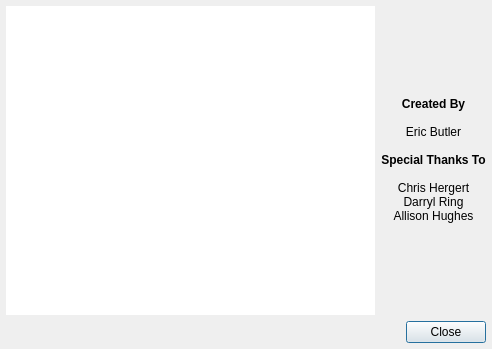
The window that src/Synapse.QtClient/qt-gui/AboutDialog.ui (codebutler/synapse) describes before a commit, drawn with Qt 5.
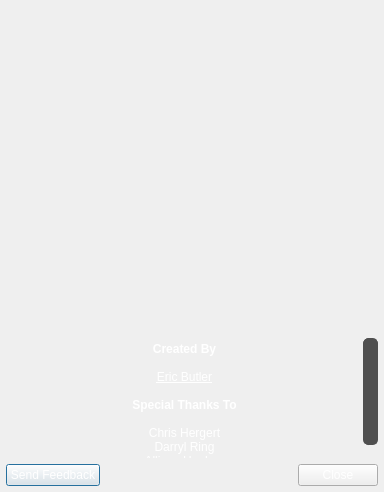
The same window after the commit. Icons and pictures are not drawn.

Commit message: Lots of visual improvements!  * Update Octy image.  * Update About dialog.  * Update default avatar.  * Update avatar border code.

```diff
--- a/src/Synapse.QtClient/qt-gui/AboutDialog.ui
+++ b/src/Synapse.QtClient/qt-gui/AboutDialog.ui
@@ -5,14 +5,76 @@
    <rect>
     <x>0</x>
     <y>0</y>
-    <width>492</width>
-    <height>349</height>
+    <width>384</width>
+    <height>492</height>
    </rect>
   </property>
+  <property name="minimumSize" >
+   <size>
+    <width>384</width>
+    <height>0</height>
+   </size>
+  </property>
   <property name="windowTitle" >
    <string>About Synapse</string>
   </property>
+  <property name="styleSheet" >
+   <string notr="true" >#AboutDialog {
+	max-width: 384px;
+	background: #010409 url(resource:/oceanbg.png) no-repeat top center;
+}
+
+QWidget {
+	color: white;
+}
+
+QGraphicsView, QTextBrowser {
+	background: transparent;
+}
+
+QPushButton[flat="false"] {
+	border: 1px solid #2B2D31;
+	border-radius: 3px;
+	background-color: #2B2D31;
+	padding: 3px;
+}
+
+#textLabel {
+	margin-bottom: 12px;
+}
+
+QScrollBar:vertical {
+	border: 0px;
+	background: transparent;
+	width: 15px;
+	margin: 0px;
+}
+
+QScrollBar::handle:vertical {
+	background: #4F4F4F;
+	min-height: 20px;
+	border: 1px solid #4F4F4F;
+	border-radius: 5px;
+}
+
+QScrollBar::add-line:vertical {
+	height: 0px;
+	border: 0px;
+}
+
+QScrollBar::sub-line:vertical {
+	height: 0px;
+}
+
+QScrollBar::add-page:vertical, 
+QScrollBar::sub-page:vertical {
+	background: none;
+}</string>
+  </property>
   <layout class="QVBoxLayout" name="verticalLayout" >
+   <property name="spacing" >
+    <number>6</number>
+   </property>
    <property name="margin" >
     <number>6</number>
    </property>
@@ -24,45 +86,81 @@
       </property>
       <item>
        <widget class="QGraphicsView" name="graphicsView" >
+        <property name="minimumSize" >
+         <size>
+          <width>0</width>
+          <height>250</height>
+         </size>
+        </property>
         <property name="frameShape" >
          <enum>QFrame::NoFrame</enum>
         </property>
        </widget>
       </item>
-      <item>
-       <widget class="QLabel" name="label" >
-        <property name="text" >
-         <string>&lt;!DOCTYPE HTML PUBLIC "-//W3C//DTD HTML 4.0//EN" "http://www.w3.org/TR/REC-html40/strict.dtd">
+     </layout>
+    </widget>
+   </item>
+   <item>
+    <widget class="QLabel" name="textLabel" >
+     <property name="text" >
+      <string/>
+     </property>
+     <property name="alignment" >
+      <set>Qt::AlignCenter</set>
+     </property>
+    </widget>
+   </item>
+   <item>
+    <widget class="QTextBrowser" name="textBrowser" >
+     <property name="maximumSize" >
+      <size>
+       <width>16777215</width>
+       <height>120</height>
+      </size>
+     </property>
+     <property name="frameShape" >
+      <enum>QFrame::NoFrame</enum>
+     </property>
+     <property name="frameShadow" >
+      <enum>QFrame::Plain</enum>
+     </property>
+     <property name="html" >
+      <string>&lt;!DOCTYPE HTML PUBLIC "-//W3C//DTD HTML 4.0//EN" "http://www.w3.org/TR/REC-html40/strict.dtd">
 &lt;html>&lt;head>&lt;meta name="qrichtext" content="1" />&lt;style type="text/css">
 p, li { white-space: pre-wrap; }
 &lt;/style>&lt;/head>&lt;body style=" font-family:'Bitstream Vera Sans'; font-size:9pt; font-weight:400; font-style:normal;">
-&lt;p style=" margin-top:0px; margin-bottom:0px; margin-left:0px; margin-right:0px; -qt-block-indent:0; text-indent:0px;">&lt;span style=" font-weight:600;">Created By&lt;/span>&lt;/p>
-&lt;p style="-qt-paragraph-type:empty; margin-top:0px; margin-bottom:0px; margin-left:0px; margin-right:0px; -qt-block-indent:0; text-indent:0px; font-weight:600;">&lt;/p>
-&lt;p style=" margin-top:0px; margin-bottom:0px; margin-left:0px; margin-right:0px; -qt-block-indent:0; text-indent:0px; font-weight:600;">&lt;span style=" font-weight:400;">Eric Butler&lt;/span>&lt;/p>
-&lt;p style="-qt-paragraph-type:empty; margin-top:0px; margin-bottom:0px; margin-left:0px; margin-right:0px; -qt-block-indent:0; text-indent:0px;">&lt;/p>
-&lt;p style=" margin-top:0px; margin-bottom:0px; margin-left:0px; margin-right:0px; -qt-block-indent:0; text-indent:0px;">&lt;span style=" font-weight:600;">Special Thanks To&lt;/span>&lt;/p>
-&lt;p style="-qt-paragraph-type:empty; margin-top:0px; margin-bottom:0px; margin-left:0px; margin-right:0px; -qt-block-indent:0; text-indent:0px; font-weight:600;">&lt;/p>
-&lt;p style=" margin-top:0px; margin-bottom:0px; margin-left:0px; margin-right:0px; -qt-block-indent:0; text-indent:0px; font-weight:600;">&lt;span style=" font-weight:400;">Chris Hergert&lt;/span>&lt;/p>
-&lt;p style=" margin-top:0px; margin-bottom:0px; margin-left:0px; margin-right:0px; -qt-block-indent:0; text-indent:0px;">Darryl Ring&lt;/p>
-&lt;p style=" margin-top:0px; margin-bottom:0px; margin-left:0px; margin-right:0px; -qt-block-indent:0; text-indent:0px;">Allison Hughes&lt;/p>&lt;/body>&lt;/html></string>
-        </property>
-        <property name="alignment" >
-         <set>Qt::AlignCenter</set>
-        </property>
-       </widget>
-      </item>
-     </layout>
+&lt;p align="center" style=" margin-top:0px; margin-bottom:0px; margin-left:0px; margin-right:0px; -qt-block-indent:0; text-indent:0px;">&lt;span style=" font-weight:600;">Created By&lt;/span>&lt;/p>
+&lt;p align="center" style="-qt-paragraph-type:empty; margin-top:0px; margin-bottom:0px; margin-left:0px; margin-right:0px; -qt-block-indent:0; text-indent:0px; font-weight:600;">&lt;/p>
+&lt;p align="center" style=" margin-top:0px; margin-bottom:0px; margin-left:0px; margin-right:0px; -qt-block-indent:0; text-indent:0px; font-weight:600;">&lt;a href="#message-eric">&lt;span style=" font-weight:400; text-decoration: underline; color:#ffffff;">Eric Butler&lt;/span>&lt;/a>&lt;/p>
+&lt;p align="center" style="-qt-paragraph-type:empty; margin-top:0px; margin-bottom:0px; margin-left:0px; margin-right:0px; -qt-block-indent:0; text-indent:0px;">&lt;/p>
+&lt;p align="center" style=" margin-top:0px; margin-bottom:0px; margin-left:0px; margin-right:0px; -qt-block-indent:0; text-indent:0px;">&lt;span style=" font-weight:600;">Special Thanks To&lt;/span>&lt;/p>
+&lt;p align="center" style="-qt-paragraph-type:empty; margin-top:0px; margin-bottom:0px; margin-left:0px; margin-right:0px; -qt-block-indent:0; text-indent:0px; font-weight:600;">&lt;/p>
+&lt;p align="center" style=" margin-top:0px; margin-bottom:0px; margin-left:0px; margin-right:0px; -qt-block-indent:0; text-indent:0px; font-weight:600;">&lt;span style=" font-weight:400;">Chris Hergert&lt;/span>&lt;/p>
+&lt;p align="center" style=" margin-top:0px; margin-bottom:0px; margin-left:0px; margin-right:0px; -qt-block-indent:0; text-indent:0px;">Darryl Ring&lt;/p>
+&lt;p align="center" style=" margin-top:0px; margin-bottom:0px; margin-left:0px; margin-right:0px; -qt-block-indent:0; text-indent:0px;">Allison Hughes&lt;/p>&lt;/body>&lt;/html></string>
+     </property>
     </widget>
    </item>
    <item>
-    <widget class="QDialogButtonBox" name="buttonBox" >
-     <property name="orientation" >
-      <enum>Qt::Horizontal</enum>
-     </property>
-     <property name="standardButtons" >
-      <set>QDialogButtonBox::Close</set>
-     </property>
-    </widget>
+    <layout class="QHBoxLayout" name="horizontalLayout_2" >
+     <item>
+      <widget class="QPushButton" name="sendFeedbackButton" >
+       <property name="text" >
+        <string>Send Feedback</string>
+       </property>
+      </widget>
+     </item>
+     <item>
+      <widget class="QDialogButtonBox" name="buttonBox" >
+       <property name="orientation" >
+        <enum>Qt::Horizontal</enum>
+       </property>
+       <property name="standardButtons" >
+        <set>QDialogButtonBox::Close</set>
+       </property>
+      </widget>
+     </item>
+    </layout>
    </item>
   </layout>
  </widget>
```
Left out of the diff: 30 changed lines with no effect on the pictures. The commit also changes 19 other files.
